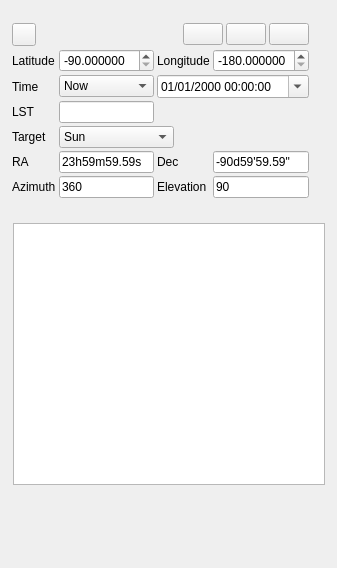
The window that plugins/feature/startracker/startrackergui.ui (f4exb/sdrangel) describes before a commit, drawn with Qt 5.
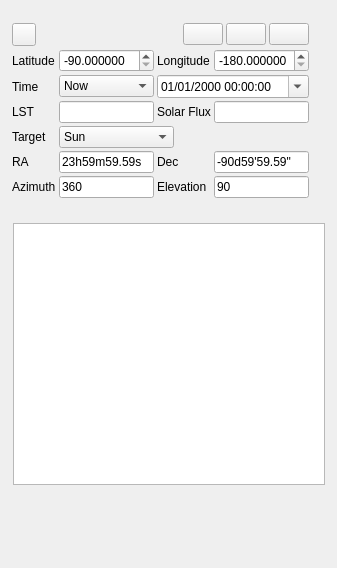
The same window after the commit. Icons and pictures are not drawn. Custom widgets are drawn as their Qt base class.

Commit message: Add Solar flux measurement to Star Tracker GUI

```diff
--- a/plugins/feature/startracker/startrackergui.ui
+++ b/plugins/feature/startracker/startrackergui.ui
@@ -409,6 +409,23 @@
         </property>
        </widget>
       </item>
+      <item row="4" column="2">
+       <widget class="QLabel" name="solarFluxLabel">
+        <property name="text">
+         <string>Solar Flux</string>
+        </property>
+       </widget>
+      </item>
+      <item row="4" column="3">
+       <widget class="QLineEdit" name="solarFlux">
+        <property name="toolTip">
+         <string>Displays the solar flux at 10.7cm</string>
+        </property>
+        <property name="readOnly">
+         <bool>true</bool>
+        </property>
+       </widget>
+      </item>
      </layout>
     </item>
    </layout>
```
Left out of the diff: 6 changed lines with no effect on the pictures. The commit also changes 6 other files.
